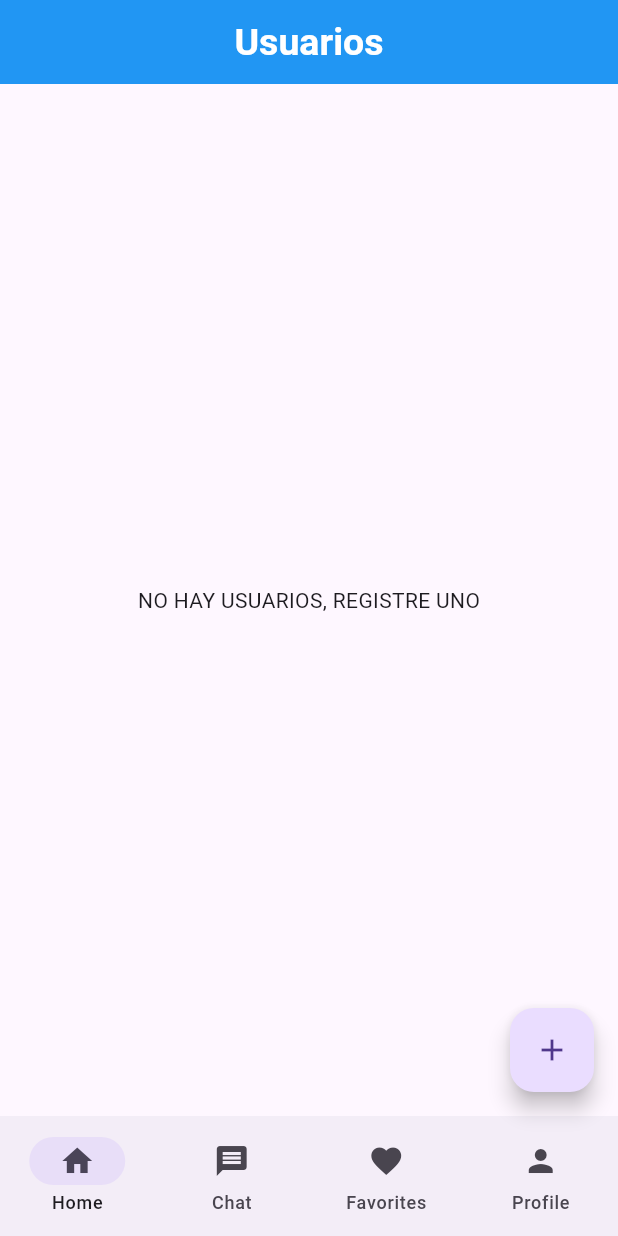
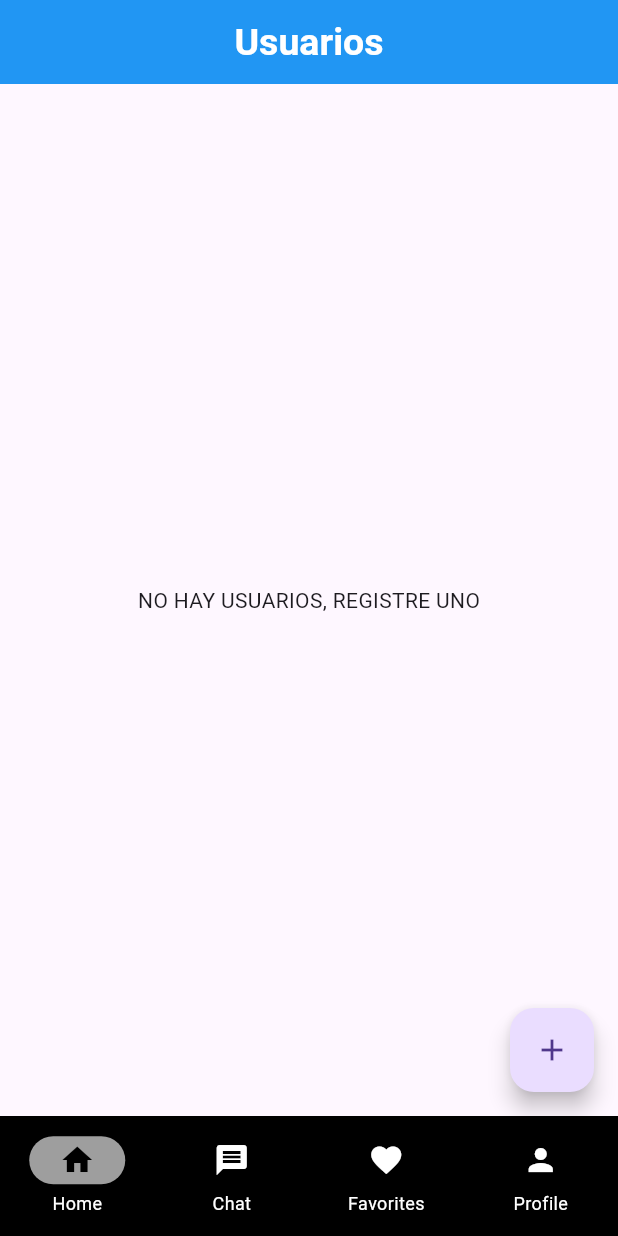
Before and after one commit to EllisLuisxD/RegistroPrueba, a Flutter app: the screen it shows after launch, on a phone screen of 412 x 824 dp. Run offline on Flutter 3.47's test engine with Material 3 defaults, Android fonts, the phone set to English and light mode, and no system bars.

Commit message:
Editando colores al navigationBar oscuro, iconos, textos

```diff
--- a/lib/pages/home.dart
+++ b/lib/pages/home.dart
@@ -10,6 +10,8 @@ class Home extends StatefulWidget {
 
 class _HomeState extends State<Home> {
   List<User> usuarios = [];
+
+  int initialIndex = 0;
 
   @override
   Widget build(BuildContext context) {
@@ -82,12 +84,36 @@ class _HomeState extends State<Home> {
                 );
               },
             )),
-      bottomNavigationBar: NavigationBar(destinations: [
-        NavigationDestination(icon: Icon(Icons.home), label: 'Home'),
-        NavigationDestination(icon: Icon(Icons.message), label: 'Chat'),
-        NavigationDestination(icon: Icon(Icons.favorite), label: 'Favorites'),
-        NavigationDestination(icon: Icon(Icons.person), label: 'Profile')
-      ]),
+      bottomNavigationBar: NavigationBarTheme(
+        data: NavigationBarThemeData(
+            backgroundColor: Colors.black,
+            indicatorColor: Colors.grey,
+            labelTextStyle: WidgetStatePropertyAll(
+                TextStyle(fontSize: 12, color: Colors.white)),
+            iconTheme: WidgetStateProperty.resolveWith(
+              (states) {
+                if (states.contains(WidgetState.selected)) {
+                  return IconThemeData(color: Colors.black);
+                } else {
+                  return IconThemeData(color: Colors.white);
+                }
+              },
+            )),
+        child: NavigationBar(
+            selectedIndex: initialIndex,
+            onDestinationSelected: (value) {
+              setState(() {
+                initialIndex = value;
+              });
+            },
+            destinations: [
+              NavigationDestination(icon: Icon(Icons.home), label: 'Home'),
+              NavigationDestination(icon: Icon(Icons.message), label: 'Chat'),
+              NavigationDestination(
+                  icon: Icon(Icons.favorite), label: 'Favorites'),
+              NavigationDestination(icon: Icon(Icons.person), label: 'Profile')
+            ]),
+      ),
       floatingActionButton: FloatingActionButton(
         onPressed: () async {
           dynamic nuevoUsuario =
```
